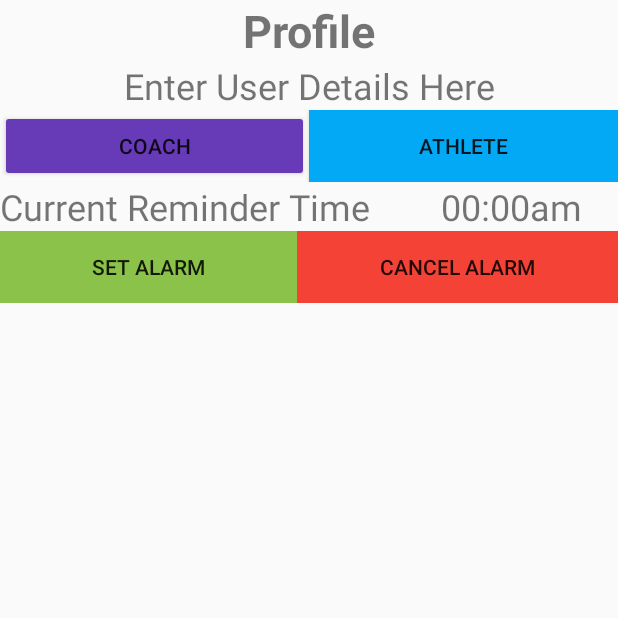
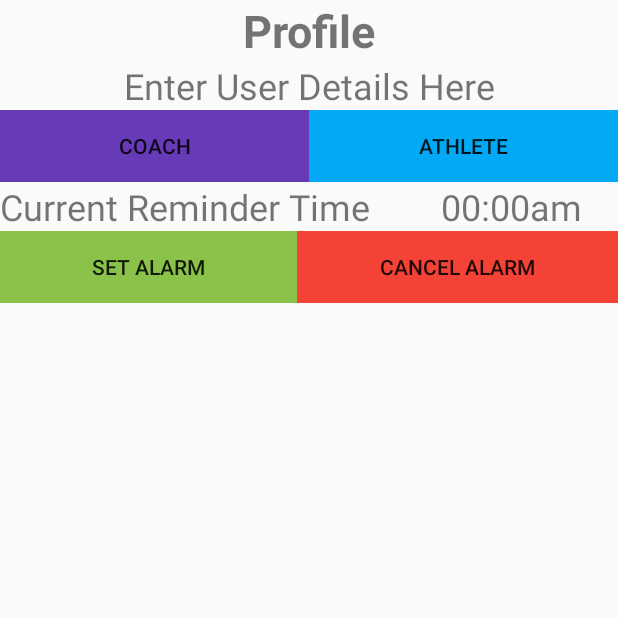
Before and after one commit to Yegeun/WeightliftingKotlin, an Android app: the screen it shows after launch (ProfileActivity), after a tap on an icon or button, on a phone screen of 412 x 824 dp, the top half of it. Run offline under Robolectric (Android 15) with nearby library versions, the phone set to English and light mode, and no system bars; our stand-ins replace Firebase (no records; nobody signed in at launch, a user with empty details on screens opened directly); 8 statements that could not run were skipped.

Commit message:
Final Committ before sumbmission

```diff
--- a/app/src/main/java/com/example/weightliflitngv2/ui/EditAthleteDialogueFragment.kt
+++ b/app/src/main/java/com/example/weightliflitngv2/ui/EditAthleteDialogueFragment.kt
@@ -13,6 +13,10 @@ import androidx.lifecycle.ViewModelProviders
 import com.example.weightliflitngv2.R
 import com.example.weightliflitngv2.data.Athlete
 import kotlinx.android.synthetic.main.dialogue_fragment_add_athlete.*
+import kotlinx.android.synthetic.main.dialogue_fragment_add_athlete.edit_text_name
+import kotlinx.android.synthetic.main.dialogue_fragment_add_athlete.input_layout_name
+import kotlinx.android.synthetic.main.dialogue_fragment_edit_athlete.*
+import kotlinx.android.synthetic.main.recycler_view_athlete.*
 
 
 class EditAthleteDialogueFragment(
@@ -50,7 +54,7 @@ class EditAthleteDialogueFragment(
             dismiss()
         })
 
-        button_add_athlete.setOnClickListener{
+        button_update_athlete.setOnClickListener{
             val name = edit_text_name.text.toString().trim()
 
             if(name.isEmpty()){ //check if they are a coach if it has a name
--- a/app/src/main/java/com/example/weightliflitngv2/ui/MainActivity.kt
+++ b/app/src/main/java/com/example/weightliflitngv2/ui/MainActivity.kt
@@ -19,7 +19,7 @@ import com.example.weightliflitngv2.data.NODE_COACH_EMAIL
 import com.example.weightliflitngv2.data.NODE_DATE
 import com.google.firebase.database.FirebaseDatabase
 import kotlinx.android.synthetic.main.activity_main.*
-import kotlinx.android.synthetic.main.activity_submit_exercise.*
+import kotlinx.android.synthetic.main.dialogue_fragment_edit_athlete.*
 import java.time.LocalDateTime
 import java.time.format.DateTimeFormatter
 
@@ -62,13 +62,18 @@ override fun onCreate(savedInstanceState: Bundle?) {
     //checking if user is a Coach or an Athlete
 
     if(coach=="no") run {
-        button_addExercise.visibility = View.GONE
+        buttonAddAthlete.visibility = View.GONE
+    }else{
+        buttonAddAthlete.visibility = View.VISIBLE
     }
-    if(NODE_ATHLETE_EMAIL=="athleteemail"){
+    if(NODE_ATHLETE_EMAIL=="athleteemail"|| NODE_ATHLETE_EMAIL=="none"){
         button_addExercise.visibility = View.GONE
         button_view.visibility = View.GONE
+    }else{
+        button_addExercise.visibility = View.VISIBLE
+        button_view.visibility = View.VISIBLE
     }
-    buttonAdd.setOnClickListener(){
+    buttonAddAthlete.setOnClickListener(){
         startActivity(Intent( applicationContext, AddAthlete::class.java ))
     }
     button_addExercise.setOnClickListener(){
--- a/app/src/main/java/com/example/weightliflitngv2/ui/SubmitExerciseActivity.kt
+++ b/app/src/main/java/com/example/weightliflitngv2/ui/SubmitExerciseActivity.kt
@@ -35,7 +35,7 @@ class SubmitExerciseActivity : AppCompatActivity() {
 
         textViewName = findViewById(R.id.textViewDate)
         number = linearLayout.childCount
-        Toast.makeText(applicationContext,number.toString(), Toast.LENGTH_SHORT).show()
+//        Toast.makeText(applicationContext,number.toString(), Toast.LENGTH_SHORT).show() //Currently 3
 //        hey = viewModel.add()
 //        Toast.makeText(applicationContext,hey, Toast.LENGTH_SHORT ).show()
 
@@ -93,8 +93,8 @@ class SubmitExerciseActivity : AppCompatActivity() {
                 exercise.exercise4 = null
             }
             viewModel.addExercise(exercise)
+            toast("The Submission To The Database Has Been Successful")
 
-            //TODO Create alert diaglogue so that it notifies user
         }
     }
 }
--- a/app/src/main/res/layout/activity_main.xml
+++ b/app/src/main/res/layout/activity_main.xml
@@ -40,7 +40,7 @@
         android:text="View Todays Training" />
 
     <Button
-        android:id="@+id/buttonAdd"
+        android:id="@+id/buttonAddAthlete"
         android:layout_width="match_parent"
         android:layout_height="wrap_content"
         android:layout_marginBottom="10dp"
--- a/app/src/main/res/layout/activity_profile.xml
+++ b/app/src/main/res/layout/activity_profile.xml
@@ -36,6 +36,7 @@
             android:layout_width="wrap_content"
             android:layout_height="wrap_content"
             android:layout_weight="1"
+            android:background="#FFFFFF"
             android:backgroundTint="#673AB7"
             android:text="Coach" />
 
@@ -76,7 +77,7 @@
     <LinearLayout
         android:layout_width="match_parent"
         android:layout_height="match_parent"
-        android:layout_weight="3"
+        android:layout_weight="2"
         android:orientation="horizontal">
 
         <Button
@@ -93,7 +94,7 @@
             android:layout_height="wrap_content"
             android:layout_weight="1"
             android:background="#F44336"
-            android:text="Cancel Alarm" />
+            android:text="@string/cancel_alarm" />
 
     </LinearLayout>
 
--- a/app/src/main/res/values/strings.xml
+++ b/app/src/main/res/values/strings.xml
@@ -31,5 +31,9 @@
     <string name="profile">PROFILE</string>
     <string name="todo">TODO</string>
     <string name="view">VIEW</string>
+    <string name="cancel_alarm">Cancel Alarm</string>
+    <string name="update">Update</string>
+    <string name="edit_athlete">Edit Athlete</string>
+    <string name="name">name</string>
     <!--    embed something in the message as aa variable $-->
 </resources>
```
Also changed, not shown: app/src/main/java/com/example/weightliflitngv2/ui/AddAthleteDialogueFragment.kt (+1 -9 lines), app/src/main/res/layout/dialogue_fragment_edit_athlete.xml (+4 -4 lines), app/src/main/res/layout/recycler_view_athlete.xml (+3 -4 lines).
